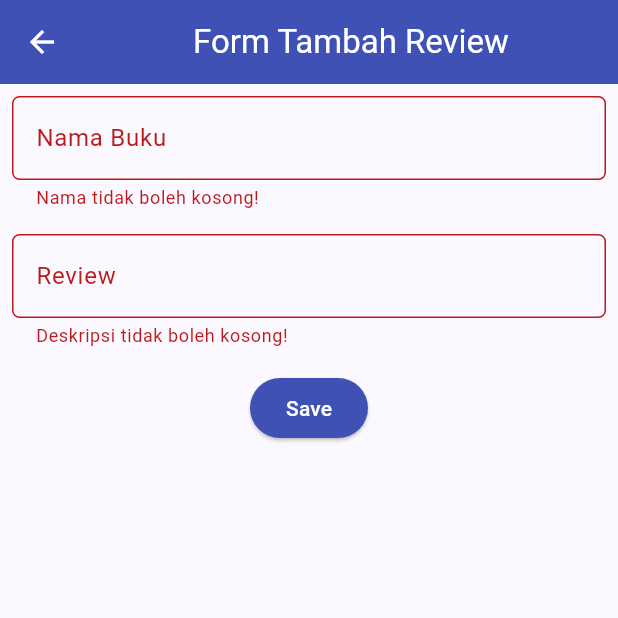
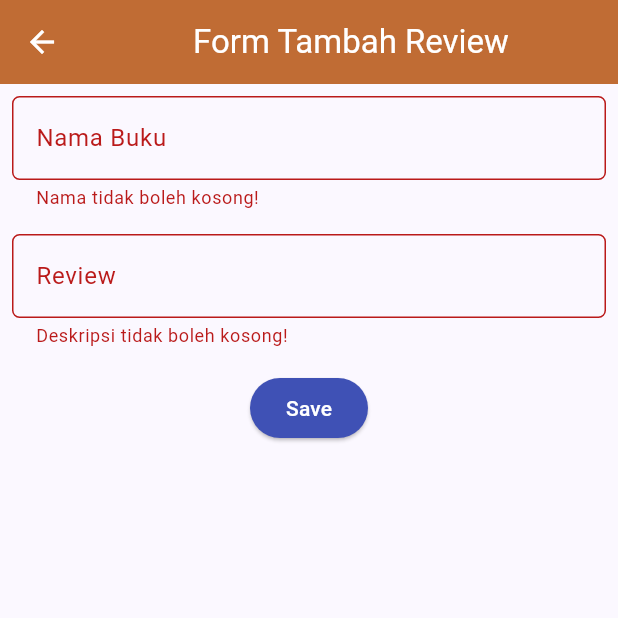
Before and after one commit to PBP-B11-2023/PageTurnMobile, a Flutter app: the ReviewForm screen opened directly, after a tap on "Save", on a phone screen of 412 x 824 dp, the top half of it. Run offline on Flutter 3.47's test engine with Material 3 defaults, Android fonts, the phone set to English and light mode, and no system bars; our stand-ins replace multi_select_flutter; missing offline and left inert: pbp_django_auth; network calls fail.

Commit message:
progress review

```diff
--- a/lib/apps/Reviewbuku/models/review.dart
+++ b/lib/apps/Reviewbuku/models/review.dart
@@ -1,4 +1,6 @@
 import 'dart:convert';
+
+import 'package:flutter/material.dart';
 
 List<Review> reviewFromJson(String str) => List<Review>.from(json.decode(str).map((x) => Review.fromJson(x)));
 
@@ -32,22 +34,26 @@ class Fields {
     int user;
     String name;
     String description;
+    DateTime dateAdded;
 
     Fields({
         required this.user,
         required this.name,
         required this.description,
+        required this.dateAdded,
     });
 
     factory Fields.fromJson(Map<String, dynamic> json) => Fields(
         user: json["user"],
         name: json["name"],
         description: json["description"],
+        dateAdded: DateTime.parse(json["date_added"]),
     );
 
     Map<String, dynamic> toJson() => {
         "user": user,
         "name": name,
         "description": description,
+        "date_added": "${dateAdded.year.toString().padLeft(4, '0')}-${dateAdded.month.toString().padLeft(2, '0')}-${dateAdded.day.toString().padLeft(2, '0')}",
     };
 }
--- a/lib/apps/Reviewbuku/screens/addreview.dart
+++ b/lib/apps/Reviewbuku/screens/addreview.dart
@@ -28,7 +28,7 @@ class _ReviewFormState extends State<ReviewForm> {
                 'Form Tambah Review',
               ),
             ),
-            backgroundColor: Colors.indigo,
+            backgroundColor: Color(0xffc06c34),
             foregroundColor: Colors.white,
           ),
           // TODO: Tambahkan drawer yang sudah dibuat di sini
@@ -99,7 +99,7 @@ class _ReviewFormState extends State<ReviewForm> {
                                 // Kirim ke Django dan tunggu respons
                                 // TODO: Ganti URL dan jangan lupa tambahkan trailing slash (/) di akhir URL!
                                 final response = await request.postJson(
-                                "http://localhost:8000/create-flutter/",
+                                "http://localhost:8000/review/create-flutter/",
                                 jsonEncode(<String, String>{
                                     'name': _name,
                                     'description': _review,
--- a/lib/components/left_drawer.dart
+++ b/lib/components/left_drawer.dart
@@ -3,6 +3,7 @@ import 'package:pageturn_mobile/apps/Authentication/login.dart';
 import 'package:pageturn_mobile/apps/Homepage/menu.dart';
 import 'package:pageturn_mobile/apps/Peminjaman/screens/rafli.dart';
 import 'package:pageturn_mobile/apps/Reviewbuku/screens/listreview.dart';
+import 'package:pageturn_mobile/apps/Reviewbuku/screens/pageawal.dart';
 import 'package:pbp_django_auth/pbp_django_auth.dart';
 import 'package:provider/provider.dart';
 
@@ -66,7 +67,7 @@ class LeftDrawer extends StatelessWidget {
               Navigator.push(
                   context,
                   MaterialPageRoute(
-                    builder: (context) => const ReviewPage(),
+                    builder: (context) => HalamanPertama(),
                   ));
             },
           ),
```
Also changed, not shown: lib/apps/Reviewbuku/screens/pageawal.dart (added, +87 -0 lines).
